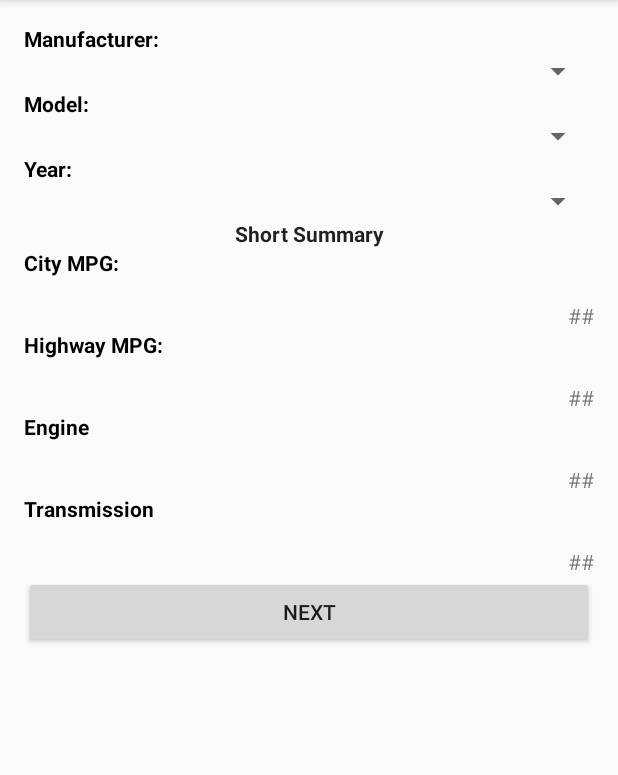
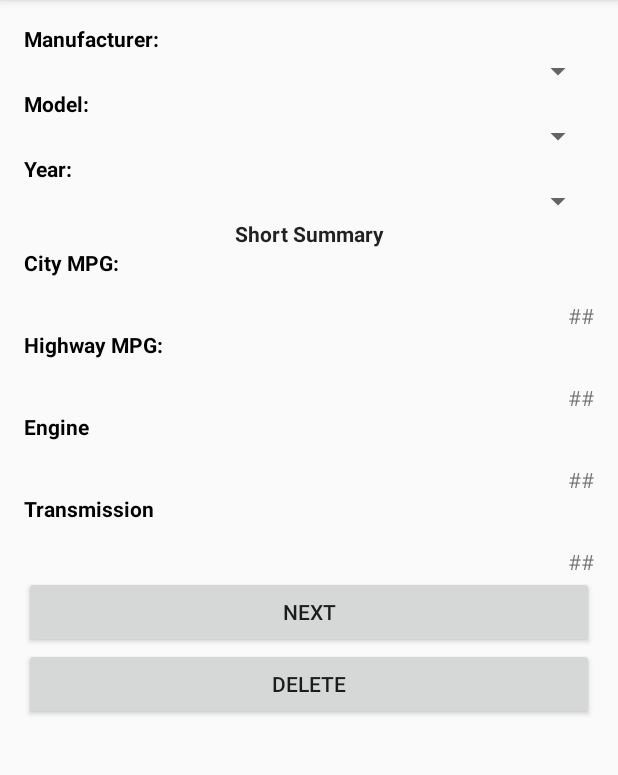
Before and after one commit to tangjon/Carbon-Tracking-System, an Android app: the CarInfoActivity screen opened directly, with no data from a screen before it, on a phone screen of 412 x 824 dp, the part 84-859 px from its top. Run offline under Robolectric (Android 15) with nearby library versions, the phone set to English and light mode, and no system bars; 2 statements that could not run were skipped.

Commit message:
Add remove functionality

```diff
--- a/app/src/main/res/layout/activity_car_info.xml
+++ b/app/src/main/res/layout/activity_car_info.xml
@@ -139,5 +139,11 @@
             android:text="@string/label_next"
             android:textAlignment="center" />
 
+        <Button
+            android:id="@+id/btn_delete"
+            android:layout_width="match_parent"
+            android:layout_height="wrap_content"
+            android:text="@string/label_delete" />
+
     </LinearLayout>
 </RelativeLayout>
--- a/app/src/main/res/values/strings.xml
+++ b/app/src/main/res/values/strings.xml
@@ -15,4 +15,5 @@
     <string name="label_fuel_cost">Fuel Cost</string>
     <string name="label_transmission">Transmission</string>
     <string name="label_short_summary">Short Summary</string>
+    <string name="label_delete">DELETE</string>
 </resources>
```
Also changed, not shown: app/src/main/java/cmpt276/jade/carbontracker/CarInfoActivity.java (+26 -0 lines), app/src/main/java/cmpt276/jade/carbontracker/model/CarCollection.java (+4 -3 lines).
